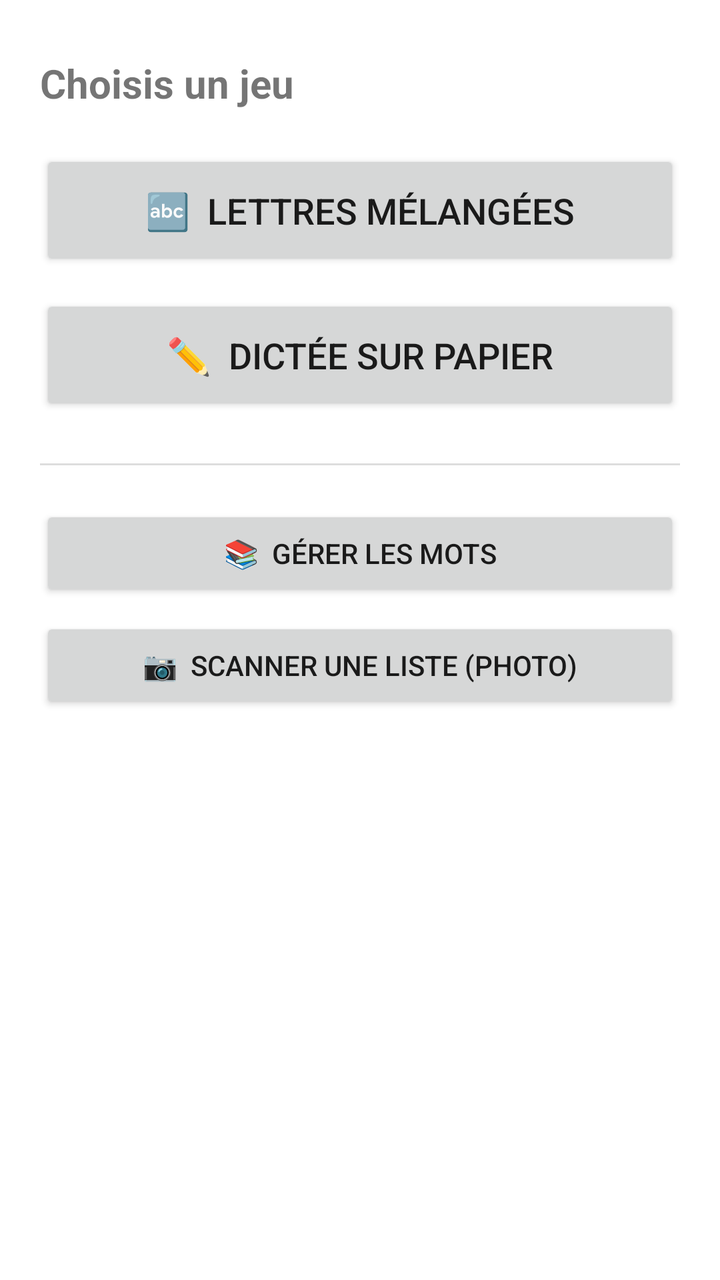
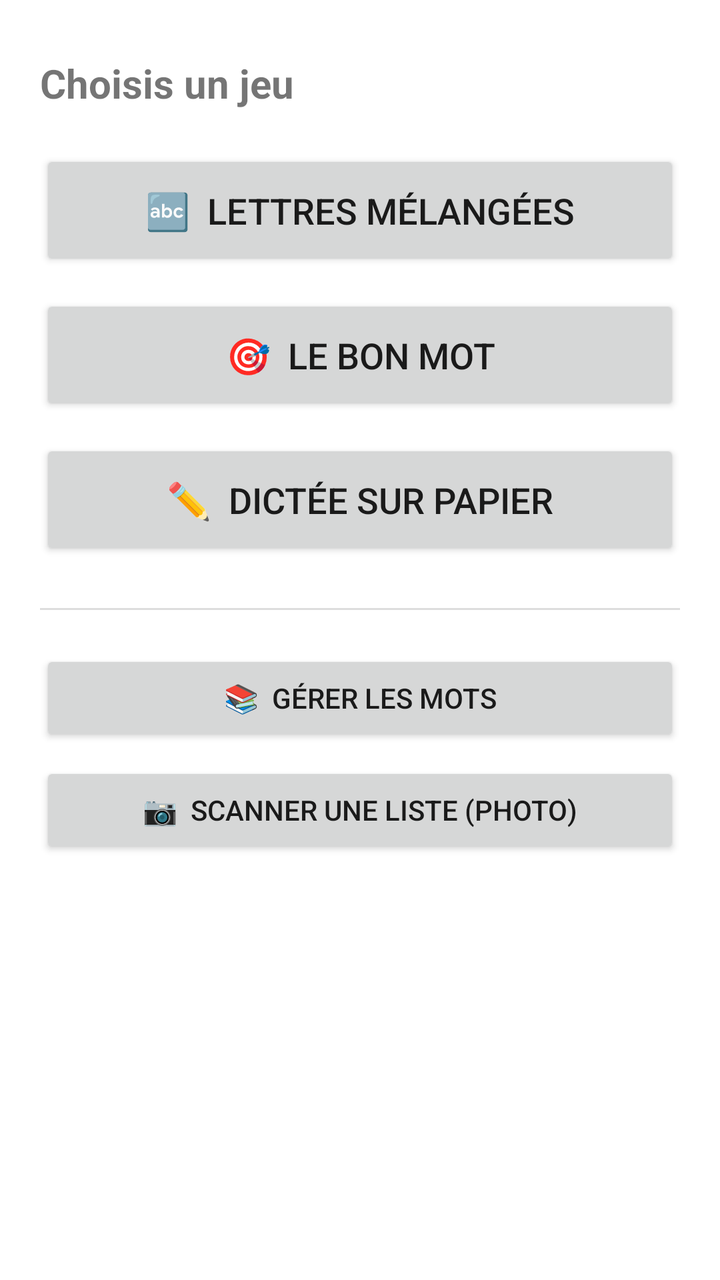

The first picture is an Android layout as it rendered before a commit; the second is the same layout after the commit. The layout source and the unified diff follow.
<!-- AndroidManifest.xml: application theme Theme.FrenchSpelling -->
<!-- res/layout/activity_home.xml -->
<?xml version="1.0" encoding="utf-8"?>
<ScrollView xmlns:android="http://schemas.android.com/apk/res/android"
    android:layout_width="match_parent"
    android:layout_height="match_parent"
    android:fillViewport="true">

    <LinearLayout
        android:layout_width="match_parent"
        android:layout_height="wrap_content"
        android:orientation="vertical"
        android:gravity="center_horizontal"
        android:padding="20dp">

        <TextView
            android:layout_width="match_parent"
            android:layout_height="wrap_content"
            android:paddingTop="8dp"
            android:paddingBottom="4dp"
            android:text="Choisis un jeu"
            android:textSize="20sp"
            android:textStyle="bold" />

        <Button
            android:id="@+id/scrambleBtn"
            android:layout_width="match_parent"
            android:layout_height="wrap_content"
            android:layout_marginTop="16dp"
            android:paddingTop="18dp"
            android:paddingBottom="18dp"
            android:text="🔤  Lettres mélangées"
            android:textSize="18sp" />

        <Button
            android:id="@+id/dictationBtn"
            android:layout_width="match_parent"
            android:layout_height="wrap_content"
            android:layout_marginTop="12dp"
            android:paddingTop="18dp"
            android:paddingBottom="18dp"
            android:text="✏️  Dictée sur papier"
            android:textSize="18sp" />

        <View
            android:layout_width="match_parent"
            android:layout_height="1dp"
            android:layout_marginTop="24dp"
            android:layout_marginBottom="16dp"
            android:background="#DDDDDD" />

        <Button
            android:id="@+id/wordsBtn"
            android:layout_width="match_parent"
            android:layout_height="wrap_content"
            android:layout_marginTop="4dp"
            android:text="📚  Gérer les mots" />

        <Button
            android:id="@+id/scanBtn"
            android:layout_width="match_parent"
            android:layout_height="wrap_content"
            android:layout_marginTop="8dp"
            android:text="📷  Scanner une liste (photo)" />

        <TextView
            android:id="@+id/countView"
            android:layout_width="match_parent"
            android:layout_height="wrap_content"
            android:paddingTop="16dp"
            android:gravity="center"
            android:text=""
            android:textSize="14sp" />
    </LinearLayout>
</ScrollView>
<!-- resources referenced by this layout -->
<resources>
  <style name="Theme.FrenchSpelling" parent="Theme.MaterialComponents.Light.DarkActionBar">
          <item name="colorPrimary">@color/blue</item>
          <item name="colorPrimaryDark">@color/blue_dark</item>
          <item name="colorOnPrimary">@color/white</item>
          <item name="colorSecondary">@color/blue</item>
          <item name="colorOnSecondary">@color/white</item>
          <item name="android:windowBackground">@android:color/white</item>
          <item name="android:textColorPrimary">#1A1A1A</item>
          <item name="android:textColorSecondary">#5F6368</item>
          <item name="android:forceDarkAllowed" tools:targetApi="q">false</item>
      </style>
  <color name="blue">#1565C0</color>
  <color name="blue_dark">#0D47A1</color>
  <color name="white">#FFFFFF</color>
</resources>

<!-- the commit's change to res/layout/activity_home.xml (unified diff, before → after) -->
@@ -28,6 +28,16 @@
             android:paddingTop="18dp"
             android:paddingBottom="18dp"
             android:text="🔤  Lettres mélangées"
+            android:textSize="18sp" />
+
+        <Button
+            android:id="@+id/choiceBtn"
+            android:layout_width="match_parent"
+            android:layout_height="wrap_content"
+            android:layout_marginTop="12dp"
+            android:paddingTop="18dp"
+            android:paddingBottom="18dp"
+            android:text="🎯  Le bon mot"
             android:textSize="18sp" />
 
         <Button
